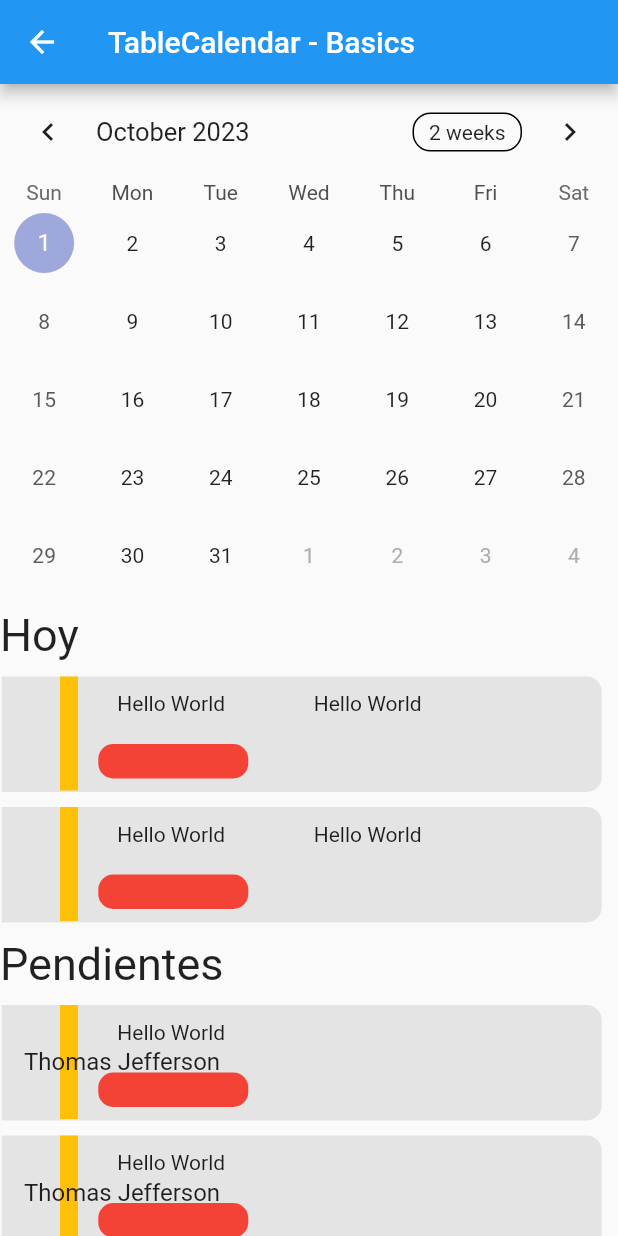
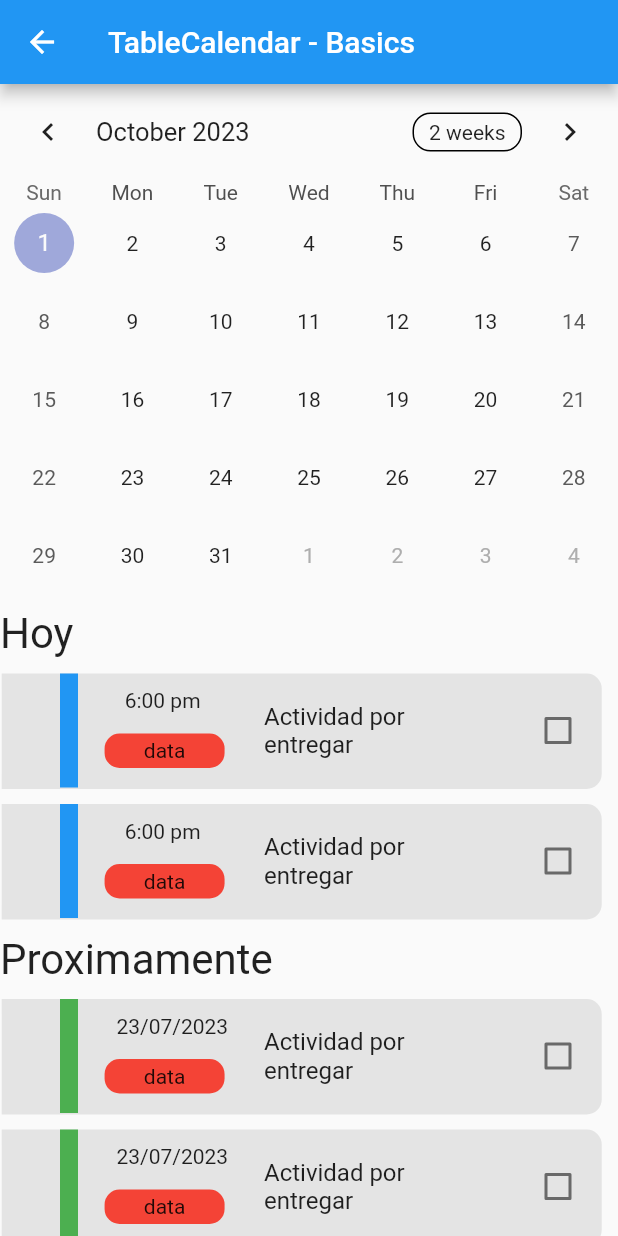
Before and after one commit to Alpha502/Desarrolla-T, a Flutter app: the TableBasicsExample screen opened by its route, on a phone screen of 412 x 824 dp. Run offline on Flutter 3.47's test engine with Material 2 defaults, Android fonts, the light colour scheme and no system bars; drawn by our look-alikes of table_calendar; network calls fail.

Commit message:
Cambios a la pag de Calendario

```diff
--- a/desarrolla_t/lib/cale_page.dart
+++ b/desarrolla_t/lib/cale_page.dart
@@ -64,13 +64,13 @@ class _TableBasicsExampleState extends State<TableBasicsExample> {
                   padding: EdgeInsetsDirectional.fromSTEB(0, 10, 20, 0),
                   child: Text(
                     'Hoy',
-                    style: TextStyle(fontSize: 30),
+                    style: TextStyle(fontSize: 28),
                   ),
                 ),
                 SizedBox(height: 10),
-                InfoPendiente(),
+                InfoPendientesHoy(),
                 SizedBox(height: 10),
-                InfoPendiente()
+                InfoPendientesHoy()
               ],
             ),
             const Column(
@@ -80,8 +80,8 @@ class _TableBasicsExampleState extends State<TableBasicsExample> {
                 Padding(
                   padding: EdgeInsetsDirectional.fromSTEB(0, 10, 20, 0),
                   child: Text(
-                    'Pendientes',
-                    style: TextStyle(fontSize: 30),
+                    'Proximamente',
+                    style: TextStyle(fontSize: 28),
                   ),
                 ),
                 SizedBox(height: 10),
--- a/desarrolla_t/lib/widget_page.dart
+++ b/desarrolla_t/lib/widget_page.dart
@@ -202,13 +202,21 @@ class InfoPendiente extends StatelessWidget {
   }
 }
 
-class InfoPendientes extends StatelessWidget {
-  const InfoPendientes({super.key});
+//PENDIENTES HOY
+class InfoPendientesHoy extends StatefulWidget {
+  const InfoPendientesHoy({super.key});
+
+  @override
+  _InfoPendientesHoy createState() => _InfoPendientesHoy();
+}
+
+class _InfoPendientesHoy extends State<InfoPendientesHoy> {
+  bool isChecked = false;
 
   @override
   Widget build(BuildContext context) {
     return Stack(
-      children: [
+      children: <Widget>[
         Align(
           alignment: const AlignmentDirectional(-0.81, 0.00),
           child: Container(
@@ -231,7 +239,7 @@ class InfoPendientes extends StatelessWidget {
             width: 12,
             height: 76,
             decoration: const BoxDecoration(
-              color: Colors.amber,
+              color: Colors.blue,
             ),
           ),
         ),
@@ -240,17 +248,21 @@ class InfoPendientes extends StatelessWidget {
           child: Padding(
             padding: EdgeInsetsDirectional.fromSTEB(0, 10, 0, 10),
             child: Text(
-              'Hello World',
+              '6:00 pm',
             ),
           ),
         ),
         Align(
           alignment: AlignmentDirectional(-0.58, -0.94),
           child: Padding(
-            padding: EdgeInsetsDirectional.fromSTEB(0, 45, 0, 0),
+            padding: EdgeInsetsDirectional.fromSTEB(0, 40, 0, 0),
             child: Container(
-              width: 100,
+              width: 80,
               height: 23,
+              child: Row(
+                mainAxisAlignment: MainAxisAlignment.center,
+                children: [Text('data')],
+              ),
               decoration: BoxDecoration(
                 color: Colors.red,
                 borderRadius: BorderRadius.circular(10),
@@ -258,15 +270,111 @@ class InfoPendientes extends StatelessWidget {
             ),
           ),
         ),
-        const Align(
+        Align(
           alignment: AlignmentDirectional(0.23, -1.15),
           child: Padding(
-              padding: EdgeInsetsDirectional.fromSTEB(0, 10, 0, 10),
+              padding: EdgeInsetsDirectional.fromSTEB(160, 10, 0, 10),
               child: ListTile(
-                title: Text('Thomas Jefferson'),
-              )),
+                  title: Text('Actividad por entregar'),
+                  trailing: Checkbox(
+                    value: isChecked,
+                    onChanged: (bool? value) {
+                      setState(() {
+                        isChecked = value!;
+                      });
+                    },
+                  ))),
         ),
       ],
     );
   }
 }
+
+// PENDIENTES PROXIMAMENTE
+
+class InfoPendientes extends StatefulWidget {
+  const InfoPendientes({super.key});
+
+  @override
+  _InfoPendientesState createState() => _InfoPendientesState();
+}
+
+class _InfoPendientesState extends State<InfoPendientes> {
+  bool isChecked = false;
+
+  @override
+  Widget build(BuildContext context) {
+    return Stack(
+      children: <Widget>[
+        Align(
+          alignment: const AlignmentDirectional(-0.81, 0.00),
+          child: Container(
+            width: 400,
+            height: 77,
+            decoration: const BoxDecoration(
+              color: Color.fromARGB(255, 228, 228, 228),
+              borderRadius: BorderRadius.only(
+                bottomLeft: Radius.circular(0),
+                bottomRight: Radius.circular(10),
+                topLeft: Radius.circular(0),
+                topRight: Radius.circular(10),
+              ),
+            ),
+          ),
+        ),
+        Align(
+          alignment: const AlignmentDirectional(-0.80, 0.00),
+          child: Container(
+            width: 12,
+            height: 76,
+            decoration: const BoxDecoration(
+              color: Colors.green,
+            ),
+          ),
+        ),
+        const Align(
+          alignment: AlignmentDirectional(-0.54, -0.96),
+          child: Padding(
+            padding: EdgeInsetsDirectional.fromSTEB(0, 10, 0, 10),
+            child: Text(
+              '23/07/2023',
+            ),
+          ),
+        ),
+        Align(
+          alignment: AlignmentDirectional(-0.58, -0.94),
+          child: Padding(
+            padding: EdgeInsetsDirectional.fromSTEB(0, 40, 0, 0),
+            child: Container(
+              width: 80,
+              height: 23,
+              child: Row(
+                mainAxisAlignment: MainAxisAlignment.center,
+                children: [Text('data')],
+              ),
+              decoration: BoxDecoration(
+                color: Colors.red,
+                borderRadius: BorderRadius.circular(10),
+              ),
+            ),
+          ),
+        ),
+        Align(
+          alignment: AlignmentDirectional(0.23, -1.15),
+          child: Padding(
+              padding: EdgeInsetsDirectional.fromSTEB(160, 10, 0, 10),
+              child: ListTile(
+                  title: Text('Actividad por entregar'),
+                  trailing: Checkbox(
+                    value: isChecked,
+                    onChanged: (bool? value) {
+                      setState(() {
+                        isChecked = value!;
+                      });
+                    },
+                  ))),
+        ),
+      ],
+    );
+  }
+}
```
